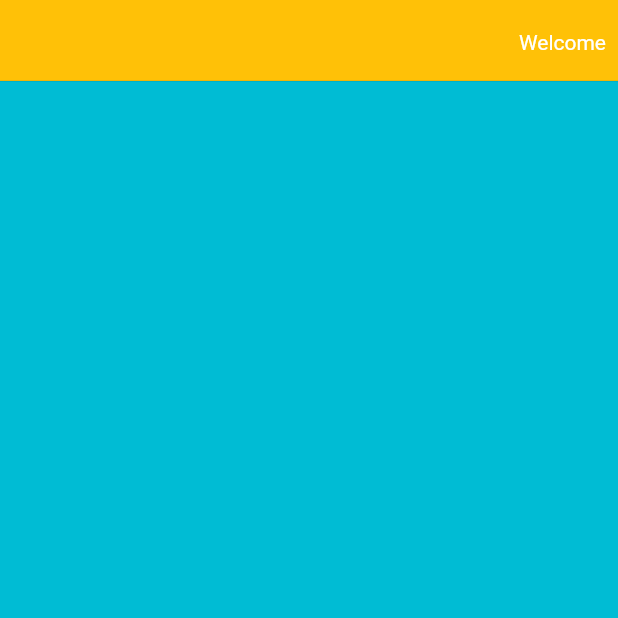
After one commit to hamedjava/final_project_first_mounth, a Flutter app: the MyShoppingHomePage screen opened by its route, on a phone screen of 412 x 824 dp, the top half of it. The commit adds this screen. Run offline on Flutter 3.47's test engine with Material 2 defaults, Android fonts, the phone set to English and light mode, and no system bars.

Commit message:
second commit

```diff
--- a/todo_app/lib/custom_button.dart
+++ b/todo_app/lib/custom_button.dart
@@ -9,7 +9,7 @@ class CustomButton extends StatelessWidget {
   @override
   Widget build(BuildContext context) {
     return Container(
-      color: Colors.redAccent,
+      color: Colors.red[500],
       width: MediaQuery.of(context).size.width / 3,
       height: 30,
       child: RawMaterialButton(
--- /dev/null
+++ b/todo_app/lib/my_shopping_homepage.dart
@@ -0,0 +1,44 @@
+import 'package:flutter/material.dart';
+
+class MyShoppingHomePage extends StatefulWidget {
+  const MyShoppingHomePage({Key? key}) : super(key: key);
+
+  @override
+  State<MyShoppingHomePage> createState() => _MyShoppingHomePageState();
+}
+
+class _MyShoppingHomePageState extends State<MyShoppingHomePage> {
+  @override
+  Widget build(BuildContext context) {
+    return Scaffold(
+      backgroundColor: Colors.cyan,
+      body: Center(
+        child: Column(
+          children: [
+            Container(
+              color: Colors.white,
+              width: MediaQuery.of(context).size.width,
+              child: Column(
+                mainAxisAlignment: MainAxisAlignment.center,
+                crossAxisAlignment: CrossAxisAlignment.center,
+                mainAxisSize: MainAxisSize.max,
+                children: [
+                  MaterialBanner(
+                    backgroundColor: Colors.amber,
+                    actions: [
+                      Text(
+                        "Welcome",
+                        style: TextStyle(color: Colors.white),
+                      ),
+                    ],
+                    content: Text(""),
+                  )
+                ],
+              ),
+            ),
+          ],
+        ),
+      ),
+    );
+  }
+}
--- a/todo_app/lib/routes/myroutes.dart
+++ b/todo_app/lib/routes/myroutes.dart
@@ -1,14 +1,17 @@
 import 'package:flutter/material.dart';
 import 'package:todo_app/login.dart';
+import 'package:todo_app/main.dart';
 import 'package:todo_app/signup.dart';
 
 class MyRoutes {
   static const String login = '/login';
   static const String signup = '/signup';
   static const String myhome = '/home';
+  static const String myshopping = '/myshoppinghomepage';
 
   static Map<String, Widget Function(BuildContext)> routes = {
     login: (context) => const Login(),
     signup: (context) => const Signup(),
+    myhome: (context) => MyHomePage(title: "Welcome"),
   };
 }
--- a/todo_app/lib/splash.dart
+++ b/todo_app/lib/splash.dart
@@ -44,7 +44,7 @@ class _SplashState extends State<Splash> {
 
   Future navigate() async {
     Future.delayed(Duration(seconds: 2), () {
-      Navigator.pushNamed(context, MyRoutes.signup);
+      Navigator.pushNamed(context, MyRoutes.myhome);
     });
   }
 }
```
Also changed, not shown: todo_app/lib/custom_list_item.dart (deleted, +0 -28 lines), todo_app/lib/fake_server.dart (added, +18 -0 lines), todo_app/lib/main.dart (+11 -11 lines).
